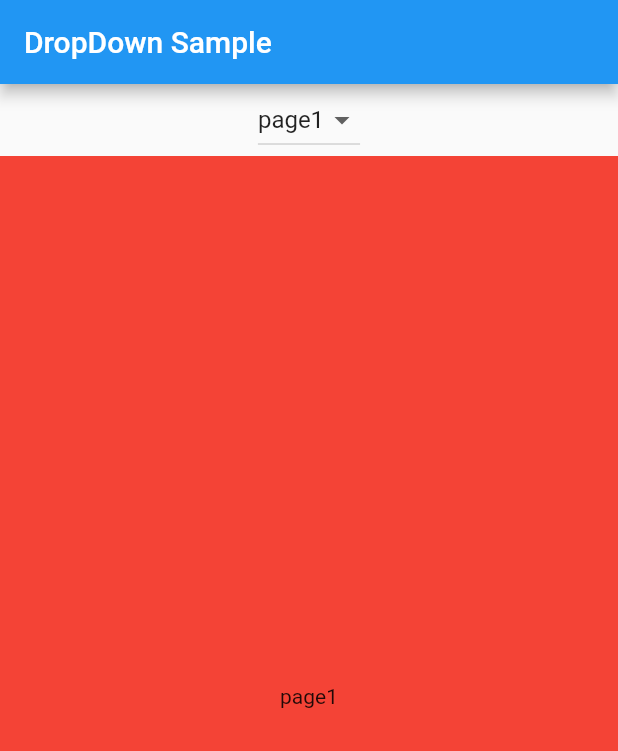
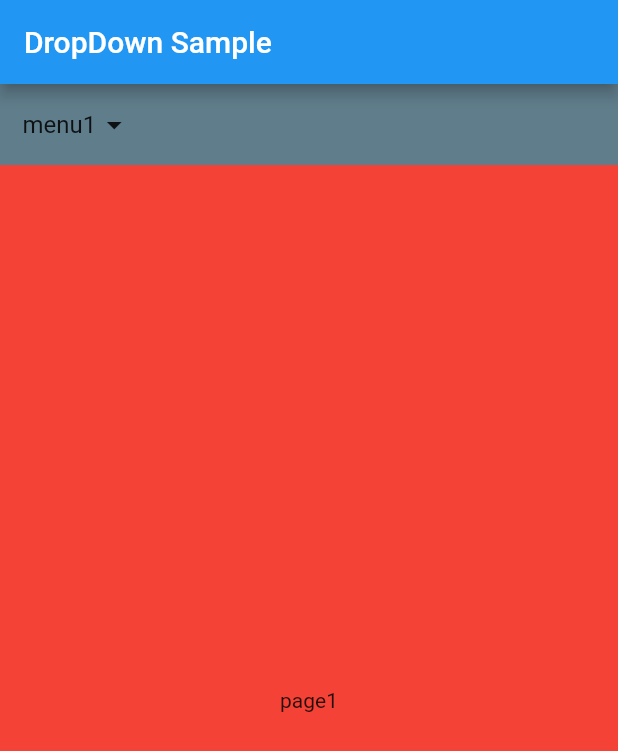
Before and after one commit to Danny-Yun/dropdown-sample, a Flutter app: the screen it shows after launch, on a phone screen of 412 x 824 dp. Shown: the top 751 px of the screen. Run offline on Flutter 3.47's test engine with Material 2 defaults, Android fonts, the phone set to English and light mode, and no system bars; our stand-ins replace get.

Commit message:
팝업메뉴버튼으로 적용

```diff
--- a/lib/controller/DropdownButtonController.dart
+++ b/lib/controller/DropdownButtonController.dart
@@ -6,13 +6,13 @@ extension menuListExtension on menuList {
   String get name {
     switch (this) {
       case menuList.menu1:
-        return "page1";
+        return "menu1";
       case menuList.menu2:
-        return "page2";
+        return "menu2";
       case menuList.menu3:
-        return "page3";
+        return "menu3";
       case menuList.menu4:
-        return "page4";
+        return "menu4";
     }
   }
 }
@@ -20,9 +20,11 @@ extension menuListExtension on menuList {
 class DropdownButtonController extends GetxController {
   static DropdownButtonController get to => Get.find();
 
-  RxInt index = 0.obs;
+  Rx<menuList> currentItem = menuList.menu1.obs;
 
   void changeDropMenu(int? itemIndex) {
-    index(itemIndex);
+    var selectedItem =
+        menuList.values.where((menu) => menu.index == itemIndex).first;
+    currentItem(selectedItem);
   }
 }
--- a/lib/screen/Home.dart
+++ b/lib/screen/Home.dart
@@ -4,6 +4,7 @@ import 'package:dropdown_sample1/screen/Page2.dart';
 import 'package:dropdown_sample1/screen/Page3.dart';
 import 'package:dropdown_sample1/screen/Page4.dart';
 import 'package:dropdown_sample1/widgets/DropdownButton.dart';
+import 'package:dropdown_sample1/widgets/PopupMenuButton.dart';
 import 'package:flutter/material.dart';
 import 'package:get/get_state_manager/get_state_manager.dart';
 
@@ -18,9 +19,9 @@ class Home extends StatelessWidget {
       ),
       body: Column(
         children: [
-          DropdownButtonWidget(),
+          PopupMenuButtonWidget(),
           Obx(() {
-            switch (menuList.values[DropdownButtonController.to.index.value]) {
+            switch (DropdownButtonController.to.currentItem.value) {
               case menuList.menu1:
                 return Expanded(
                   child: Center(
--- a/lib/widgets/DropdownButton.dart
+++ b/lib/widgets/DropdownButton.dart
@@ -9,7 +9,7 @@ class DropdownButtonWidget extends StatelessWidget {
   Widget build(BuildContext context) {
     return Obx(
       () => DropdownButton(
-        value: DropdownButtonController.to.index.value,
+        value: DropdownButtonController.to.currentItem.value.index,
         onChanged: (int? value) => {
           DropdownButtonController.to.changeDropMenu(value),
         },
--- /dev/null
+++ b/lib/widgets/PopupMenuButton.dart
@@ -0,0 +1,55 @@
+import 'package:dropdown_sample1/controller/DropdownButtonController.dart';
+import 'package:flutter/material.dart';
+import 'package:get/get_state_manager/get_state_manager.dart';
+
+class PopupMenuButtonWidget extends StatelessWidget {
+  const PopupMenuButtonWidget({Key? key}) : super(key: key);
+
+  @override
+  Widget build(BuildContext context) {
+    return PopupMenuButton(
+      // offset - 메뉴 리스트의 위치를 이동
+      offset: Offset(0, 45),
+      // shape - 메뉴 리스트의 모양을 둥글게
+      shape: ShapeBorder.lerp(
+        RoundedRectangleBorder(
+            borderRadius: BorderRadius.only(
+                bottomLeft: Radius.circular(10),
+                bottomRight: Radius.circular(10))),
+        RoundedRectangleBorder(
+            borderRadius: BorderRadius.only(
+                topLeft: Radius.circular(10), topRight: Radius.circular(10))),
+        0.5,
+      ),
+      elevation: 0,
+      onSelected: (int value) {
+        DropdownButtonController.to.changeDropMenu(value);
+      },
+      itemBuilder: (context) {
+        return menuList.values
+            .map(
+              (menu) => PopupMenuItem(
+                value: menu.index,
+                child: Text(menu.name),
+              ),
+            )
+            .toList();
+      },
+      child: Obx(
+        () => Container(
+          padding: const EdgeInsets.all(15),
+          color: Colors.blueGrey,
+          child: Row(
+            children: [
+              Text(
+                DropdownButtonController.to.currentItem.value.name,
+                style: TextStyle(fontSize: 16),
+              ),
+              Icon(Icons.arrow_drop_down),
+            ],
+          ),
+        ),
+      ),
+    );
+  }
+}
```
